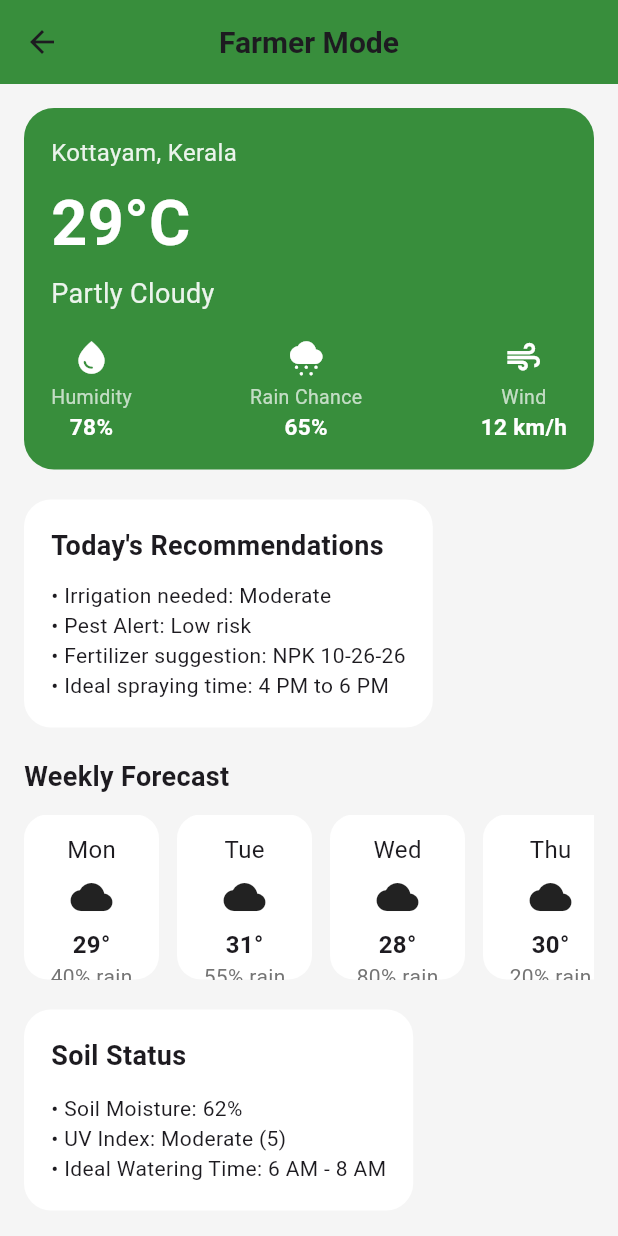
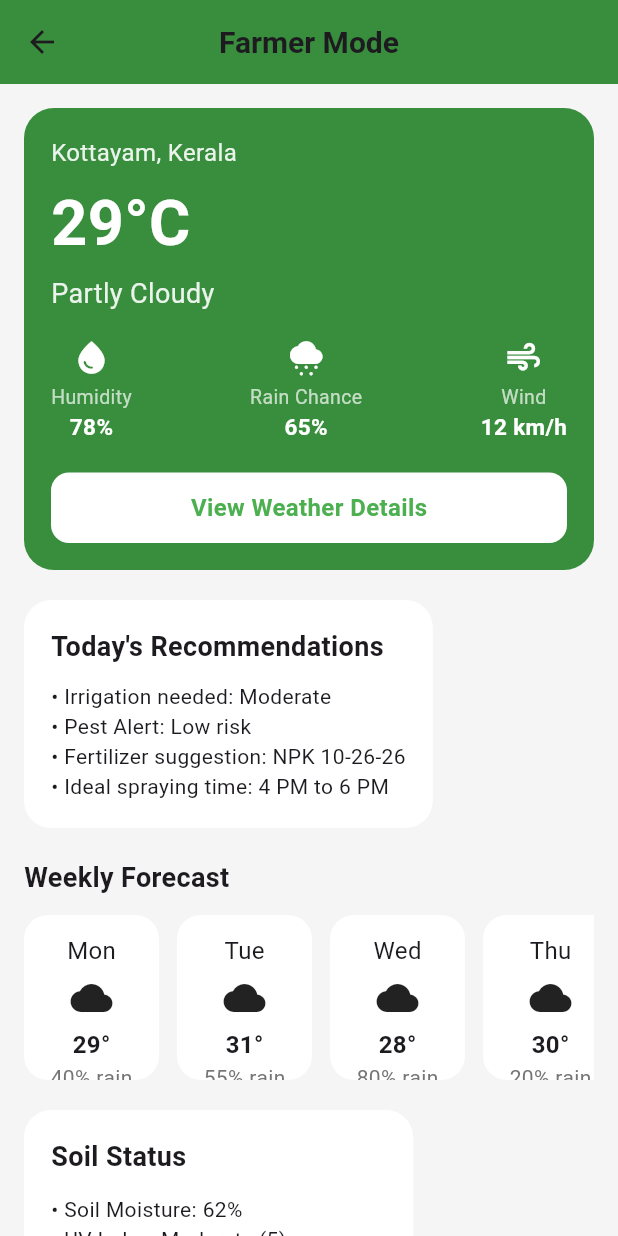
Before and after one commit to ajilaries/TerraScope-APP, a Flutter app: the FarmerDashboard screen opened directly, on a phone screen of 412 x 824 dp. Run offline on Flutter 3.47's test engine with Material 3 defaults, Android fonts, the phone set to English and light mode, and no system bars; our stand-ins replace firebase_core, firebase_messaging, fl_chart, flutter_map, geocoding, geolocator and 3 more; accounts and stored records are empty.

Commit message:
updated the code and imported the farmer weather dashboard code

```diff
--- a/lib/Screens/farmer/farmer_dashboard.dart
+++ b/lib/Screens/farmer/farmer_dashboard.dart
@@ -1,4 +1,5 @@
 import 'package:flutter/material.dart';
+import 'farmer_weather_dashboard.dart';
 
 class FarmerDashboard extends StatefulWidget {
   const FarmerDashboard({super.key});
@@ -104,6 +105,38 @@ class _FarmerDashboardState extends State<FarmerDashboard> {
             _miniInfo(Icons.cloudy_snowing, "Rain Chance", "65%"),
             _miniInfo(Icons.air, "Wind", "12 km/h"),
           ],
+        ),
+
+        const SizedBox(height: 20),
+
+        // ⭐ Added view details button
+        GestureDetector(
+          onTap: () {
+            Navigator.push(
+              context,
+              MaterialPageRoute(
+                builder: (context) => const FarmerWeatherDetails(),
+              ),
+            );
+          },
+          child: Container(
+            padding: const EdgeInsets.symmetric(vertical: 12),
+            width: double.infinity,
+            decoration: BoxDecoration(
+              color: Colors.white,
+              borderRadius: BorderRadius.circular(12),
+            ),
+            child: const Center(
+              child: Text(
+                "View Weather Details",
+                style: TextStyle(
+                  color: Colors.green,
+                  fontWeight: FontWeight.bold,
+                  fontSize: 16,
+                ),
+              ),
+            ),
+          ),
         ),
       ],
     ),
```
Lines whose indentation alone changed are shown as unchanged.
